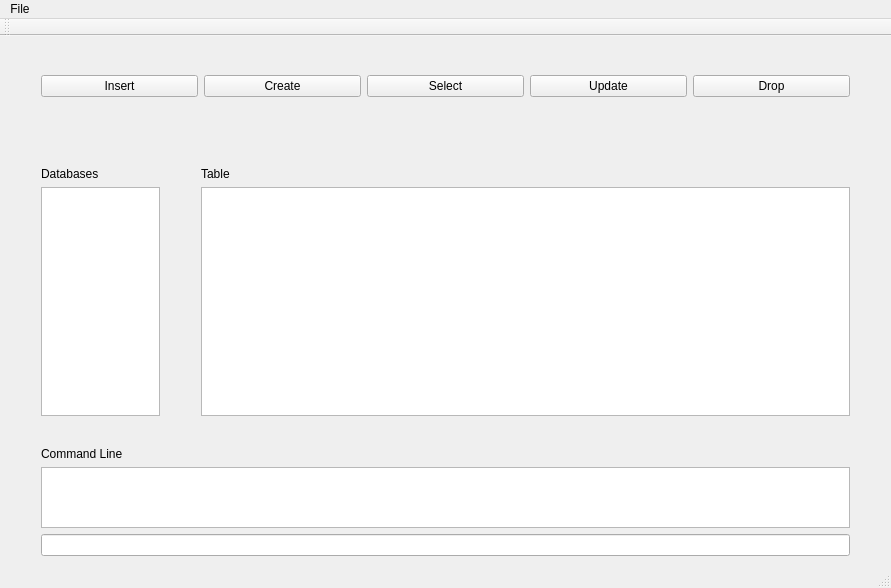
Old version of the form SQL Manager/src/SQLManagerGUI.ui in the repository CBall02/Senior-Project.
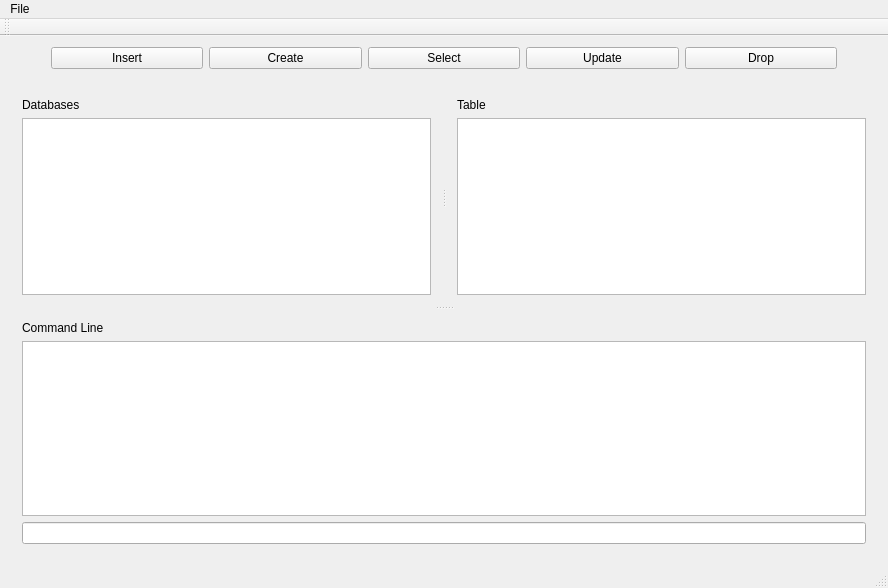
New version of the form.

Commit message: Added layout of main window UI elements

Patch:
```diff
--- a/SQL Manager/src/SQLManagerGUI.ui
+++ b/SQL Manager/src/SQLManagerGUI.ui
@@ -6,7 +6,7 @@
    <rect>
     <x>0</x>
     <y>0</y>
-    <width>891</width>
+    <width>888</width>
     <height>588</height>
    </rect>
   </property>
@@ -14,16 +14,25 @@
    <string>SQLManagerGUI</string>
   </property>
   <widget class="QWidget" name="centralWidget">
-   <widget class="QWidget" name="horizontalLayoutWidget">
-    <property name="geometry">
-     <rect>
-      <x>30</x>
-      <y>10</y>
-      <width>831</width>
-      <height>80</height>
-     </rect>
-    </property>
+   <layout class="QVBoxLayout" name="verticalLayout_4">
+    <item>
     <layout class="QHBoxLayout" name="horizontalLayout">
+      <item>
+       <spacer name="horizontalSpacer">
+        <property name="orientation">
+         <enum>Qt::Horizontal</enum>
+        </property>
+        <property name="sizeType">
+         <enum>QSizePolicy::Maximum</enum>
+        </property>
+        <property name="sizeHint" stdset="0">
+         <size>
+          <width>40</width>
+          <height>20</height>
+         </size>
+        </property>
+       </spacer>
+      </item>
      <item>
       <widget class="QPushButton" name="insertButton">
        <property name="text">
@@ -59,42 +68,68 @@
        </property>
       </widget>
      </item>
-    </layout>
-   </widget>
-   <widget class="QWidget" name="verticalLayoutWidget">
-    <property name="geometry">
-     <rect>
-      <x>30</x>
-      <y>400</y>
-      <width>831</width>
-      <height>131</height>
-     </rect>
-    </property>
-    <layout class="QVBoxLayout" name="verticalLayout">
      <item>
-      <widget class="QLabel" name="label_2">
-       <property name="text">
-        <string>Command Line</string>
-       </property>
-      </widget>
-     </item>
-     <item>
-      <widget class="QPlainTextEdit" name="plainTextEdit"/>
+       <spacer name="horizontalSpacer_2">
+        <property name="orientation">
+         <enum>Qt::Horizontal</enum>
+        </property>
+        <property name="sizeType">
+         <enum>QSizePolicy::Maximum</enum>
+        </property>
+        <property name="sizeHint" stdset="0">
+         <size>
+          <width>40</width>
+          <height>20</height>
+         </size>
+        </property>
+       </spacer>
+      </item>
+     </layout>
      </item>
      <item>
-      <widget class="QLineEdit" name="lineEdit"/>
-     </item>
-    </layout>
-   </widget>
+     <spacer name="verticalSpacer_3">
+      <property name="orientation">
+       <enum>Qt::Vertical</enum>
+      </property>
+      <property name="sizeType">
+       <enum>QSizePolicy::Maximum</enum>
+      </property>
+      <property name="sizeHint" stdset="0">
+       <size>
+        <width>20</width>
+        <height>40</height>
+       </size>
+      </property>
+     </spacer>
+    </item>
+    <item>
+     <widget class="QSplitter" name="splitter_2">
+      <property name="minimumSize">
+       <size>
+        <width>0</width>
+        <height>0</height>
+       </size>
+      </property>
+      <property name="orientation">
+       <enum>Qt::Vertical</enum>
+      </property>
+      <widget class="QSplitter" name="splitter">
+       <property name="sizePolicy">
+        <sizepolicy hsizetype="Expanding" vsizetype="Preferred">
+         <horstretch>0</horstretch>
+         <verstretch>0</verstretch>
+        </sizepolicy>
+       </property>
+       <property name="minimumSize">
+        <size>
+         <width>0</width>
+         <height>0</height>
+        </size>
+       </property>
+       <property name="orientation">
+        <enum>Qt::Horizontal</enum>
+       </property>
    <widget class="QWidget" name="verticalLayoutWidget_2">
-    <property name="geometry">
-     <rect>
-      <x>30</x>
-      <y>120</y>
-      <width>141</width>
-      <height>271</height>
-     </rect>
-    </property>
     <layout class="QVBoxLayout" name="verticalLayout_2">
      <item>
       <widget class="QLabel" name="label">
@@ -109,14 +144,6 @@
     </layout>
    </widget>
    <widget class="QWidget" name="verticalLayoutWidget_3">
-    <property name="geometry">
-     <rect>
-      <x>190</x>
-      <y>120</y>
-      <width>671</width>
-      <height>271</height>
-     </rect>
-    </property>
     <layout class="QVBoxLayout" name="verticalLayout_3">
      <item>
       <widget class="QLabel" name="label_3">
@@ -131,12 +158,33 @@
     </layout>
    </widget>
   </widget>
+      <widget class="QWidget" name="verticalLayoutWidget">
+       <layout class="QVBoxLayout" name="verticalLayout">
+        <item>
+         <widget class="QLabel" name="label_2">
+          <property name="text">
+           <string>Command Line</string>
+          </property>
+         </widget>
+        </item>
+        <item>
+         <widget class="QPlainTextEdit" name="plainTextEdit"/>
+        </item>
+        <item>
+         <widget class="QLineEdit" name="lineEdit"/>
+        </item>
+       </layout>
+      </widget>
+     </widget>
+    </item>
+   </layout>
+  </widget>
   <widget class="QMenuBar" name="menuBar">
    <property name="geometry">
     <rect>
      <x>0</x>
      <y>0</y>
-     <width>891</width>
+     <width>888</width>
      <height>22</height>
     </rect>
    </property>
```
Lines whose indentation alone changed are shown as unchanged.
